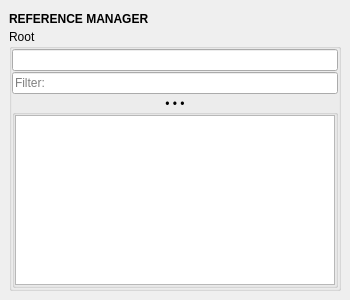
Above: mayatk/core_utils/reference_manager.ui from m3trik/mayatk before the change. Below: the same form after it.
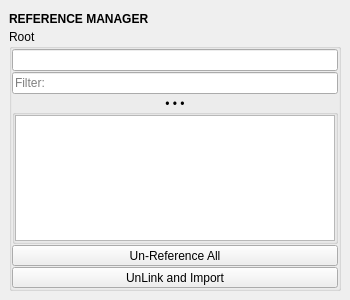
That is the form after the change. Custom widgets are drawn as their Qt base class.

Patch:
```diff
--- a/mayatk/core_utils/reference_manager.ui
+++ b/mayatk/core_utils/reference_manager.ui
@@ -112,6 +112,50 @@
            </layout>
           </widget>
          </item>
+         <item>
+          <widget class="QPushButton" name="b002">
+           <property name="minimumSize">
+            <size>
+             <width>0</width>
+             <height>21</height>
+            </size>
+           </property>
+           <property name="maximumSize">
+            <size>
+             <width>16777215</width>
+             <height>21</height>
+            </size>
+           </property>
+           <property name="toolTip">
+            <string>Remove all referenced objects from the current scene.</string>
+           </property>
+           <property name="text">
+            <string>Un-Reference All</string>
+           </property>
+          </widget>
+         </item>
+         <item>
+          <widget class="QPushButton" name="b003">
+           <property name="minimumSize">
+            <size>
+             <width>0</width>
+             <height>21</height>
+            </size>
+           </property>
+           <property name="maximumSize">
+            <size>
+             <width>16777215</width>
+             <height>21</height>
+            </size>
+           </property>
+           <property name="toolTip">
+            <string>Convert all referenced objects to regular scene objects. This action is irreversible.</string>
+           </property>
+           <property name="text">
+            <string>UnLink and Import</string>
+           </property>
+          </widget>
+         </item>
         </layout>
        </widget>
       </item>
```
Left out of the diff: 3 changed lines with no effect on the pictures.
